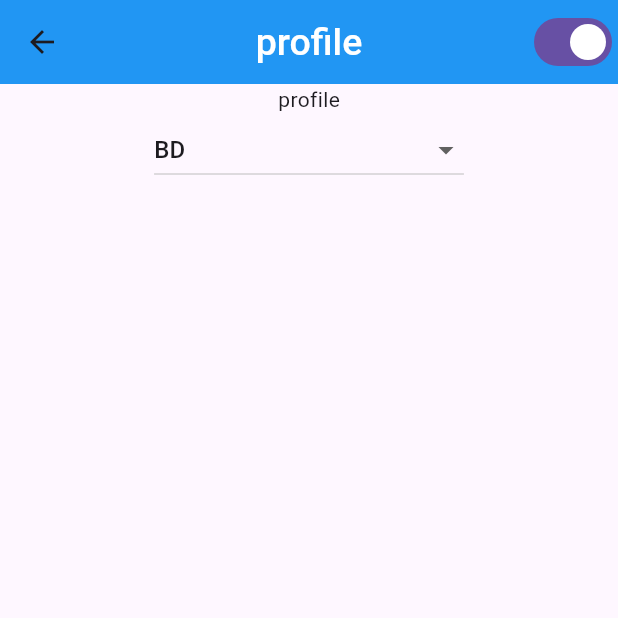
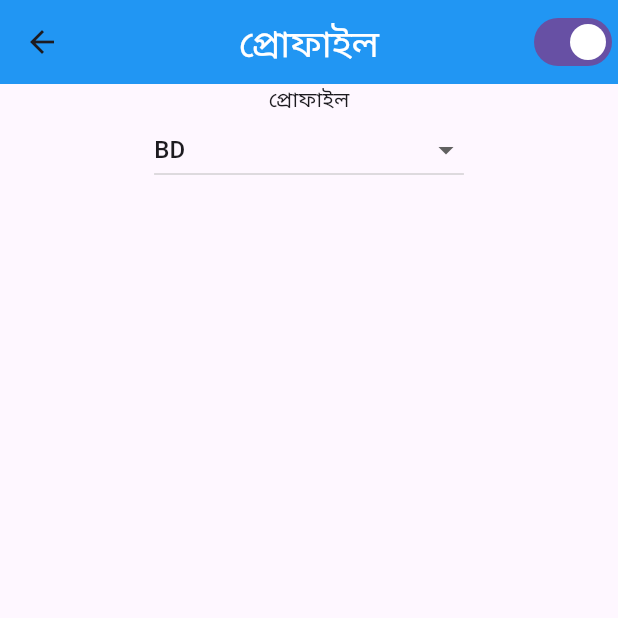
Before and after one commit to fahimshahariar09/theme_language_practice, a Flutter app: the screen it shows after launch, after a tap on "profile Screen", on a phone screen of 412 x 824 dp, the top half of it. Run offline on Flutter 3.47's test engine with Material 3 defaults, Android fonts, the phone set to English and light mode, and no system bars; our stand-ins replace get.

Commit message:
first commit

```diff
--- a/lib/controller/ui_controller/profile.dart
+++ b/lib/controller/ui_controller/profile.dart
@@ -28,5 +28,6 @@ class ProfileController extends GetxController {
       default:
         local = "en";
     }
+    Get.updateLocale(Locale(local));
   }
 }
--- a/lib/view/screen/home.dart
+++ b/lib/view/screen/home.dart
@@ -9,7 +9,7 @@ class HomePage extends StatelessWidget {
   Widget build(BuildContext context) {
     return Scaffold(
       appBar: AppBar(
-        title: Text("home screen"),
+        title: Text("home screen".tr),
       ),
       body: Center(
         child: Column(
@@ -18,7 +18,7 @@ class HomePage extends StatelessWidget {
               onPressed: () {
                 Get.to(Profile());
               },
-              child: Text("profile Screen"),
+              child: Text("profile Screen".tr),
             ),
           ],
         ),
--- a/lib/view/screen/map.dart
+++ b/lib/view/screen/map.dart
@@ -7,7 +7,7 @@ class MapScreen extends StatelessWidget {
   Widget build(BuildContext context) {
     return Scaffold(
       appBar: AppBar(
-        title: Text("Map"),
+        title: Text("map"),
       ),
     );
   }
--- a/lib/view/screen/profile.dart
+++ b/lib/view/screen/profile.dart
@@ -10,7 +10,7 @@ class Profile extends StatelessWidget {
     ProfileController profileController = Get.put(ProfileController());
     return Scaffold(
       appBar: AppBar(
-        title: Text("profile"),
+        title: Text("profile".tr),
         actions: [
           Switch(
               value: profileController.isLightTheme.value,
@@ -22,8 +22,8 @@ class Profile extends StatelessWidget {
       body: Center(
         child: Column(
           children: [
-            Text("profile"),
-            DropdownButton(
+            Text("profile".tr),
+            Obx(()=>DropdownButton(
               hint: Text(
                   'Please choose a location'), // Not necessary for Option 1
               value: "${profileController.selectedLanguage.value}",
@@ -37,7 +37,7 @@ class Profile extends StatelessWidget {
                   value: location,
                 );
               }).toList(),
-            )
+            ))
           ],
         ),
       ),
```
